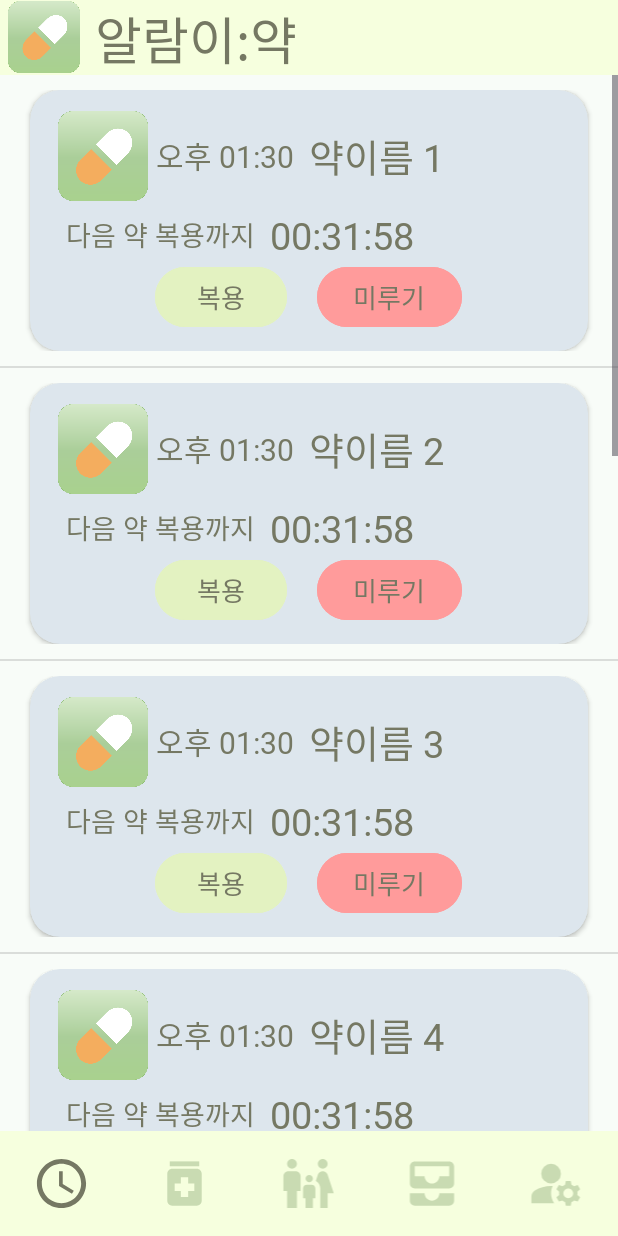
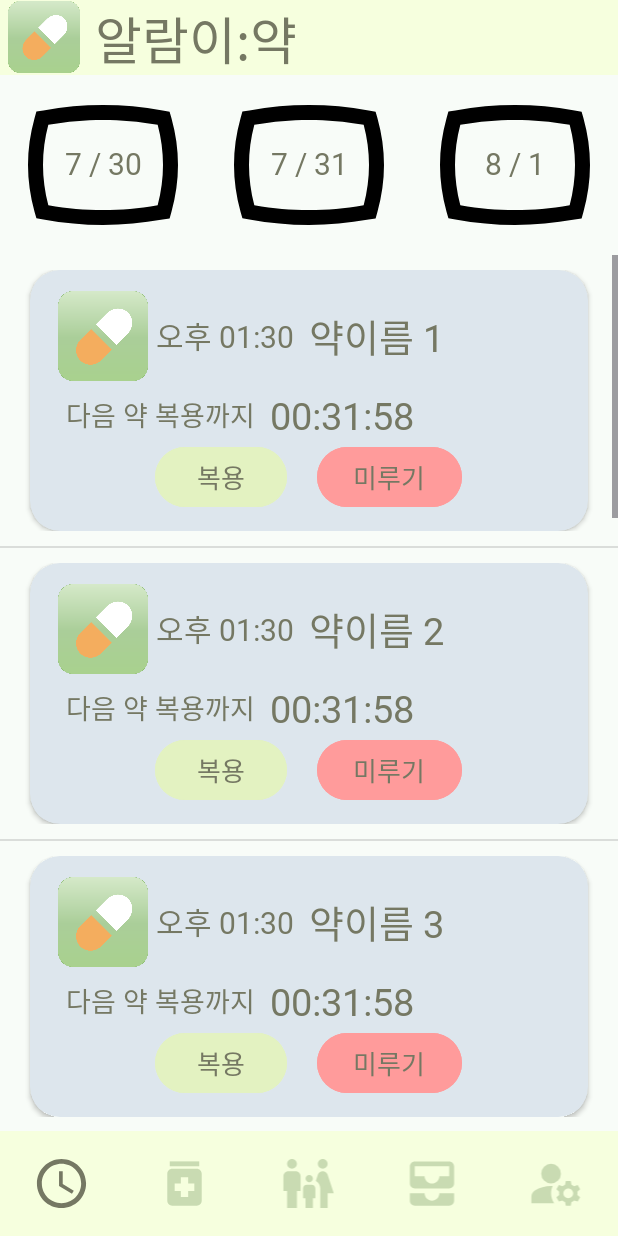
Before and after one commit to ysparrk/e-yak, an Android app: the AlarmFragment screen opened directly, with no data from a screen before it, on a phone screen of 412 x 824 dp. Run offline under Robolectric (Android 15) with nearby library versions, the phone set to English and light mode, and no system bars.

Commit message:
add: 메인화면 달력

```diff
--- a/EYAK(rev2)/app/src/main/java/com/example/eyakrev1/AlarmFragment.kt
+++ b/EYAK(rev2)/app/src/main/java/com/example/eyakrev1/AlarmFragment.kt
@@ -1,15 +1,26 @@
 package com.example.eyakrev1
 
 import android.content.Context
+import android.graphics.Color
 import android.os.Bundle
+import android.util.Log
 import android.view.LayoutInflater
 import android.view.View
 import android.view.ViewGroup
 import android.widget.ListView
-import android.widget.RelativeLayout
+import android.widget.Toast
 import androidx.fragment.app.Fragment
+import androidx.fragment.app.FragmentTransaction
+import com.example.eyakrev1.databinding.AlarmTabMainBinding
+import java.time.LocalDate
+
 
 class AlarmFragment : Fragment() {
+
+    var targetDay: LocalDate = LocalDate.now()
+    val red: String = "#FF9B9B"
+    val green: String = "#E3F2C1"
+    val gray: String = "#DDE6ED"
 
     var medicineAlarmList = arrayListOf<MedicineAlarm>()
 
@@ -17,11 +28,22 @@ class AlarmFragment : Fragment() {
     // 1. Context를 할당할 변수를 프로퍼티로 선언(어디서든 사용할 수 있게)
     lateinit var mainActivity: MainActivity
 
+
     override fun onCreateView(
+
         inflater: LayoutInflater,
         container: ViewGroup?,
         savedInstanceState: Bundle?
     ): View? {
+
+
+        init()
+
+        val binding = AlarmTabMainBinding.inflate(inflater, container, false)
+
+        binding.todayDate.text = "${targetDay.monthValue.toString()} / ${targetDay.dayOfMonth.toString()}"
+        binding.yesterdayDate.text = "${targetDay.plusDays(-1).monthValue.toString()} / ${targetDay.plusDays(-1).dayOfMonth.toString()}"
+        binding.tomorrowDate.text = "${targetDay.plusDays(1).monthValue.toString()} / ${targetDay.plusDays(1).dayOfMonth.toString()}"
 
         for (i in 1..10) {
             // 임시 데이터 넣기
@@ -29,14 +51,42 @@ class AlarmFragment : Fragment() {
             medicineAlarmList.add(medicineAlarm)
         }
 
-        val layout = inflater.inflate(R.layout.alarm_tab_main, container, false)
+        val alarmListAdapter = AlarmListAdapter(mainActivity, medicineAlarmList)
+        binding.alramListView.findViewById<ListView>(R.id.alramListView)
+        binding.alramListView.adapter = alarmListAdapter
 
-        val alarmListAdapter = AlarmListAdapter(mainActivity, medicineAlarmList)
-        val alarmListView = layout.findViewById<ListView>(R.id.alramListView)
-        alarmListView?.adapter = alarmListAdapter
+        binding.yesterdayFrameLayout.setOnClickListener {
 
-        return layout
+            changeDay(-1)
+            targetDay = targetDay.plusDays(-1)
+
+            binding.todayDate.text = "${targetDay.monthValue.toString()} / ${targetDay.dayOfMonth.toString()}"
+            binding.yesterdayDate.text = "${targetDay.plusDays(-1).monthValue.toString()} / ${targetDay.plusDays(-1).dayOfMonth.toString()}"
+            binding.tomorrowDate.text = "${targetDay.plusDays(1).monthValue.toString()} / ${targetDay.plusDays(1).dayOfMonth.toString()}"
+        }
+
+        binding.tomorrowFrameLayout.setOnClickListener {
+
+            targetDay = targetDay.plusDays(1)
+
+            binding.todayState.setColorFilter(Color.parseColor(red))
+            binding.todayDate.text = "${targetDay.monthValue.toString()} / ${targetDay.dayOfMonth.toString()}"
+            binding.yesterdayDate.text = "${targetDay.plusDays(-1).monthValue.toString()} / ${targetDay.plusDays(-1).dayOfMonth.toString()}"
+            binding.tomorrowDate.text = "${targetDay.plusDays(1).monthValue.toString()} / ${targetDay.plusDays(1).dayOfMonth.toString()}"
+        }
+
+        return binding.root
+
+
     }
+    private fun init() {
+        this.targetDay = LocalDate.now()
+    }
+
+    private fun changeDay(n: Int) {
+
+    }
+
 
     override fun onAttach(context: Context) {
         super.onAttach(context)
--- /dev/null
+++ b/EYAK(rev2)/app/src/main/res/drawable/baseline_panorama_wide_angle_24.xml
@@ -0,0 +1,5 @@
+<vector android:height="24dp" android:tint="#000000"
+    android:viewportHeight="24" android:viewportWidth="24"
+    android:width="24dp" xmlns:android="http://schemas.android.com/apk/res/android">
+    <path android:fillColor="@android:color/white" android:pathData="M12,6c2.45,0 4.71,0.2 7.29,0.64 0.47,1.78 0.71,3.58 0.71,5.36 0,1.78 -0.24,3.58 -0.71,5.36 -2.58,0.44 -4.84,0.64 -7.29,0.64s-4.71,-0.2 -7.29,-0.64C4.24,15.58 4,13.78 4,12c0,-1.78 0.24,-3.58 0.71,-5.36C7.29,6.2 9.55,6 12,6m0,-2c-2.73,0 -5.22,0.24 -7.95,0.72l-0.93,0.16 -0.25,0.9C2.29,7.85 2,9.93 2,12s0.29,4.15 0.87,6.22l0.25,0.89 0.93,0.16c2.73,0.49 5.22,0.73 7.95,0.73s5.22,-0.24 7.95,-0.72l0.93,-0.16 0.25,-0.89c0.58,-2.08 0.87,-4.16 0.87,-6.23s-0.29,-4.15 -0.87,-6.22l-0.25,-0.89 -0.93,-0.16C17.22,4.24 14.73,4 12,4z"/>
+</vector>
--- /dev/null
+++ b/EYAK(rev2)/app/src/main/res/drawable/baseline_panorama_wide_angle_select_24.xml
@@ -0,0 +1,5 @@
+<vector android:height="24dp" android:tint="#000000"
+    android:viewportHeight="24" android:viewportWidth="24"
+    android:width="24dp" xmlns:android="http://schemas.android.com/apk/res/android">
+    <path android:fillColor="@android:color/white" android:pathData="M12,4c-2.73,0 -5.22,0.24 -7.95,0.72l-0.93,0.16 -0.25,0.9C2.29,7.85 2,9.93 2,12s0.29,4.15 0.87,6.22l0.25,0.89 0.93,0.16c2.73,0.49 5.22,0.73 7.95,0.73s5.22,-0.24 7.95,-0.72l0.93,-0.16 0.25,-0.89c0.58,-2.08 0.87,-4.16 0.87,-6.23s-0.29,-4.15 -0.87,-6.22l-0.25,-0.89 -0.93,-0.16C17.22,4.24 14.73,4 12,4z"/>
+</vector>
--- a/EYAK(rev2)/app/src/main/res/layout/alarm_tab_main.xml
+++ b/EYAK(rev2)/app/src/main/res/layout/alarm_tab_main.xml
@@ -5,13 +5,107 @@
     android:layout_width="match_parent"
     android:layout_height="match_parent">
 
-    <ListView
-        android:id="@+id/alramListView"
+    <LinearLayout
         android:layout_width="match_parent"
-        android:layout_height="0dp"
+        android:layout_height="match_parent"
+        android:orientation="vertical"
         app:layout_constraintBottom_toBottomOf="parent"
         app:layout_constraintEnd_toEndOf="parent"
         app:layout_constraintStart_toStartOf="parent"
-        app:layout_constraintTop_toTopOf="parent" />
+        app:layout_constraintTop_toTopOf="parent">
+
+        <LinearLayout
+            android:id="@+id/linearLayout3"
+            android:layout_width="match_parent"
+            android:layout_height="120dp"
+            android:orientation="horizontal"
+            android:weightSum="3">
+
+            <FrameLayout
+                android:id="@+id/yesterdayFrameLayout"
+                android:layout_width="match_parent"
+                android:layout_height="match_parent"
+                android:layout_weight="1">
+
+                <ImageView
+                    android:id="@+id/yesterdayState"
+                    android:layout_width="match_parent"
+                    android:layout_height="match_parent"
+                    app:srcCompat="@drawable/baseline_panorama_wide_angle_24" />
+
+                <TextView
+                    android:id="@+id/yesterdayDate"
+                    android:layout_width="match_parent"
+                    android:layout_height="match_parent"
+                    android:fontFamily="@font/tmoney_regular"
+                    android:gravity="center"
+                    android:hint="yesterday"
+                    android:includeFontPadding="false"
+                    android:minWidth="0dp"
+                    android:minHeight="0dp"
+                    android:textColor="#757863"
+                    android:textSize="20sp" />
+
+            </FrameLayout>
+
+            <FrameLayout
+                android:id="@+id/todayFrameLayout"
+                android:layout_width="match_parent"
+                android:layout_height="match_parent"
+                android:layout_weight="1">
+
+                <ImageView
+                    android:id="@+id/todayState"
+                    android:layout_width="match_parent"
+                    android:layout_height="match_parent"
+                    app:srcCompat="@drawable/baseline_panorama_wide_angle_24" />
+
+                <TextView
+                    android:id="@+id/todayDate"
+                    android:layout_width="match_parent"
+                    android:layout_height="match_parent"
+                    android:fontFamily="@font/tmoney_regular"
+                    android:gravity="center"
+                    android:hint="today"
+                    android:includeFontPadding="false"
+                    android:minWidth="0dp"
+                    android:minHeight="0dp"
+                    android:textColor="#757863"
+                    android:textSize="20sp" />
+            </FrameLayout>
+
+            <FrameLayout
+                android:id="@+id/tomorrowFrameLayout"
+                android:layout_width="match_parent"
+                android:layout_height="match_parent"
+                android:layout_weight="1">
+
+                <ImageView
+                    android:id="@+id/tomorrowState"
+                    android:layout_width="match_parent"
+                    android:layout_height="match_parent"
+                    app:srcCompat="@drawable/baseline_panorama_wide_angle_24" />
+
+                <TextView
+                    android:id="@+id/tomorrowDate"
+                    android:layout_width="match_parent"
+                    android:layout_height="match_parent"
+                    android:fontFamily="@font/tmoney_regular"
+                    android:gravity="center"
+                    android:hint="tomorrow"
+                    android:includeFontPadding="false"
+                    android:minWidth="0dp"
+                    android:minHeight="0dp"
+                    android:textColor="#757863"
+                    android:textSize="20sp" />
+            </FrameLayout>
+
+        </LinearLayout>
+
+        <ListView
+            android:id="@+id/alramListView"
+            android:layout_width="match_parent"
+            android:layout_height="match_parent" />
+    </LinearLayout>
 
 </androidx.constraintlayout.widget.ConstraintLayout>
```
